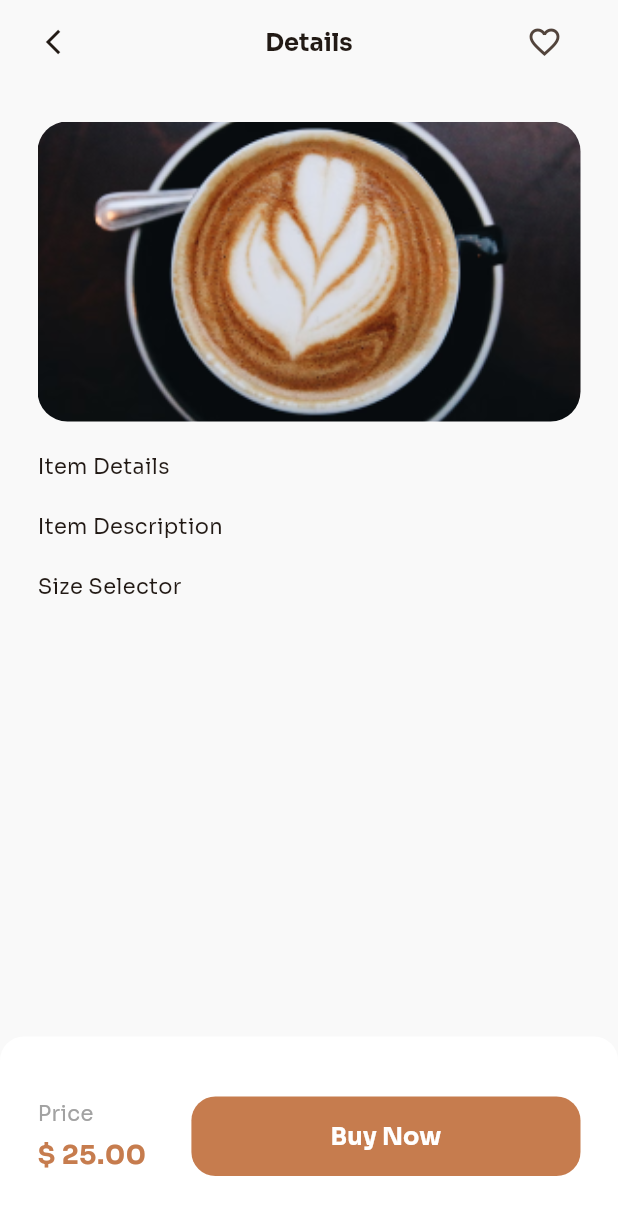
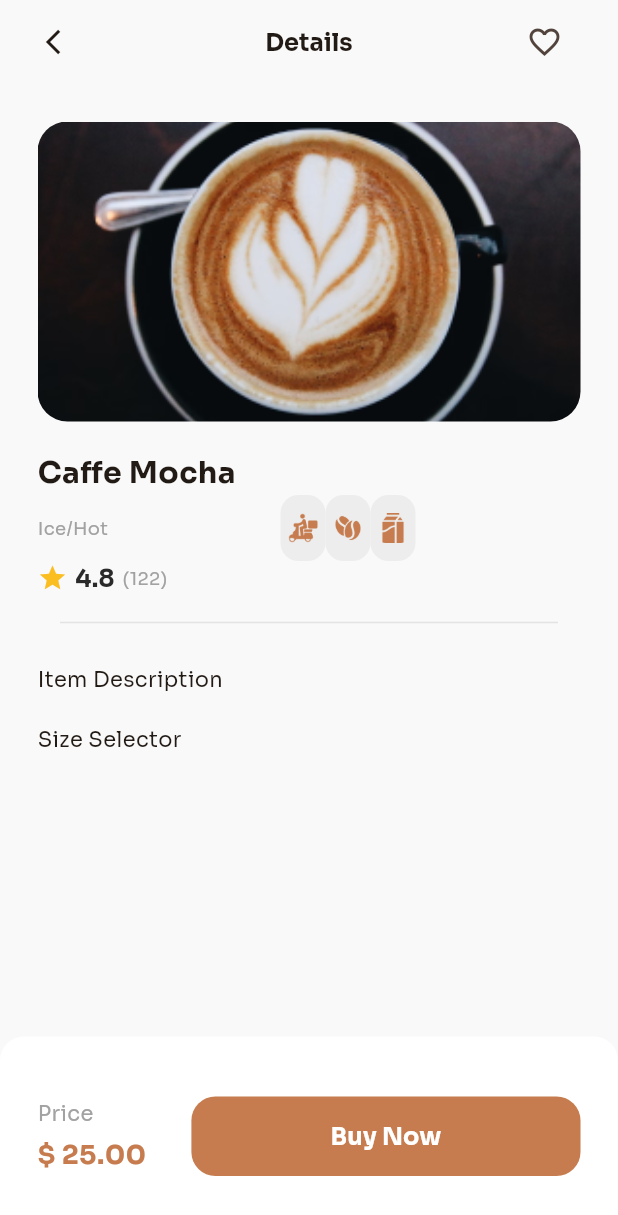
Before and after one commit to rizasghari/coffeeshop_flutter, a Flutter app: the ItemDetailsScreen screen opened directly with empty values, on a phone screen of 412 x 824 dp. Shown: the top 1215 px of the screen. Run offline on Flutter 3.47's test engine with Material 3 defaults, Android fonts, the phone set to English and light mode, and no system bars; generated files the repository leaves out were written again.

Commit message:
details contiued

```diff
--- a/lib/localization/l10n/app_ar.arb
+++ b/lib/localization/l10n/app_ar.arb
@@ -14,5 +14,7 @@
   "homeTopBannerTextLine2": "على واحدة مجانا",
   "itemDetailsTitle": "تفاصيل",
   "itemDetailsPriceLabel": "السعر",
-  "itemDetailsBuyNow": "اشتري الان"
+  "itemDetailsBuyNow": "اشتري الان",
+  "itemDetailsItemTitle": "قهوة كافيه",
+  "itemDetailsItemType": "مجانية"
 }
--- a/lib/localization/l10n/app_en.arb
+++ b/lib/localization/l10n/app_en.arb
@@ -17,5 +17,7 @@
   "homeTopBannerTextLine2": "one FREE",
   "itemDetailsTitle": "Details",
   "itemDetailsPriceLabel": "Price",
-  "itemDetailsBuyNow": "Buy Now"
+  "itemDetailsBuyNow": "Buy Now",
+  "itemDetailsItemTitle": "Caffe Mocha",
+  "itemDetailsItemType": "Ice/Hot"
 }
--- a/lib/localization/l10n/app_tr.arb
+++ b/lib/localization/l10n/app_tr.arb
@@ -14,5 +14,7 @@
   "homeTopBannerTextLine2": "bir BEDAVA",
   "itemDetailsTitle": "Detaylar",
   "itemDetailsPriceLabel": "Fiyat",
-  "itemDetailsBuyNow": "Şimdi Satın Al"
+  "itemDetailsBuyNow": "Şimdi Satın Al",
+  "itemDetailsItemTitle": "Caffe Mocha",
+  "itemDetailsItemType": "Sıcak"
 }
--- a/lib/mock_data.dart
+++ b/lib/mock_data.dart
@@ -1,5 +1,6 @@
 class Category {
   final String name;
+
   Category({required this.name});
 
   static List<Category> getSampleCategories() {
@@ -15,3 +16,21 @@ class Category {
     ];
   }
 }
+
+class ItemFeature {
+  final String name;
+  final String image;
+
+  ItemFeature({
+    required this.name,
+    required this.image,
+  });
+
+  static List<ItemFeature> getSampleItemFeatures() {
+    return [
+      ItemFeature(name: "Fast Delivery", image: "assets/images/delivery.png"),
+      ItemFeature(name: "Quality Bean", image: "assets/images/bean.png"),
+      ItemFeature(name: "Extra Milk", image: "assets/images/milk.png"),
+    ];
+  }
+}
--- a/lib/screens/item_details_screen.dart
+++ b/lib/screens/item_details_screen.dart
@@ -1,6 +1,9 @@
 import 'package:coffee_shop_flutter/ui/colors.dart';
+import 'package:flutter/cupertino.dart';
 import 'package:flutter/material.dart';
 import 'package:flutter_gen/gen_l10n/app_localizations.dart';
+
+import '../mock_data.dart';
 
 class ItemDetailsScreen extends StatefulWidget {
   final int id;
@@ -168,7 +171,83 @@ class _ItemDetailsScreenState extends State<ItemDetailsScreen> {
   }
 
   Widget _itemDetails() {
-    return Text("Item Details");
+    return Column(
+      mainAxisAlignment: MainAxisAlignment.start,
+      crossAxisAlignment: CrossAxisAlignment.start,
+      children: [
+        Text(
+          AppLocalizations.of(context)!.itemDetailsItemTitle,
+          style: const TextStyle(fontSize: 20.0, fontWeight: FontWeight.bold),
+        ),
+        Row(
+          mainAxisAlignment: MainAxisAlignment.spaceBetween,
+          crossAxisAlignment: CrossAxisAlignment.center,
+          children: [
+            Text(
+              AppLocalizations.of(context)!.itemDetailsItemType,
+              style: const TextStyle(color: greyLighter, fontSize: 12.0),
+            ),
+            SizedBox(
+              height: 44,
+              width: 200,
+              child: ListView.builder(
+                scrollDirection: Axis.horizontal,
+                itemCount: ItemFeature.getSampleItemFeatures().length,
+                itemBuilder: (context, index) {
+                  return _itemDetailsFeature(index);
+                },
+              ),
+            ),
+          ],
+        ),
+        const Row(
+          mainAxisAlignment: MainAxisAlignment.start,
+          crossAxisAlignment: CrossAxisAlignment.center,
+          children: [
+            Icon(Icons.star, color: yellow, size: 20.0),
+            SizedBox(width: 5.0),
+            Text(
+              "4.8",
+              style: const TextStyle(
+                  color: greyNormal,
+                  fontSize: 16.0,
+                  fontWeight: FontWeight.bold),
+            ),
+            SizedBox(width: 5.0),
+            Text(
+              "(122)",
+              style: TextStyle(color: greyLighter, fontSize: 12.0),
+            ),
+          ],
+        ),
+        const SizedBox(height: 10.0),
+        const Divider(
+          thickness: 1,
+          color: surfaceLightActive,
+          indent: 15,
+          endIndent: 15,
+        ),
+      ],
+    );
+  }
+
+  Widget _itemDetailsFeature(int index) {
+    return Container(
+      width: 30.0,
+      height: 30.0,
+      padding: const EdgeInsets.all(5.0),
+      decoration: const BoxDecoration(
+        color: unselectedTabBg,
+        borderRadius: BorderRadius.all(
+          Radius.circular(12.0),
+        ),
+      ),
+      child: Image(
+        width: 20.0,
+        height: 20.0,
+        image: AssetImage(ItemFeature.getSampleItemFeatures()[index].image),
+      ),
+    );
   }
 
   Widget _itemDescription() {
--- a/lib/ui/colors.dart
+++ b/lib/ui/colors.dart
@@ -7,6 +7,7 @@ const darkGradientStart = Color(0xFF111111);
 const darkGradientEnd = Color(0xFF313131);
 const white = Color(0xFFFFFFFF);
 const surfaceNormal = Color(0xFFD8D8D8);
+const surfaceLightActive = Color(0xFFE3E3E3);
 const badge = Color(0xFFed5151);
 const unselectedTabBg = Color(0xFFEDEDED);
 const whiteLight = Color(0xFFF9F9F9);
```
Also changed, not shown: assets/images/bean.png (added), assets/images/delivery.png (added), assets/images/milk.png (added).
